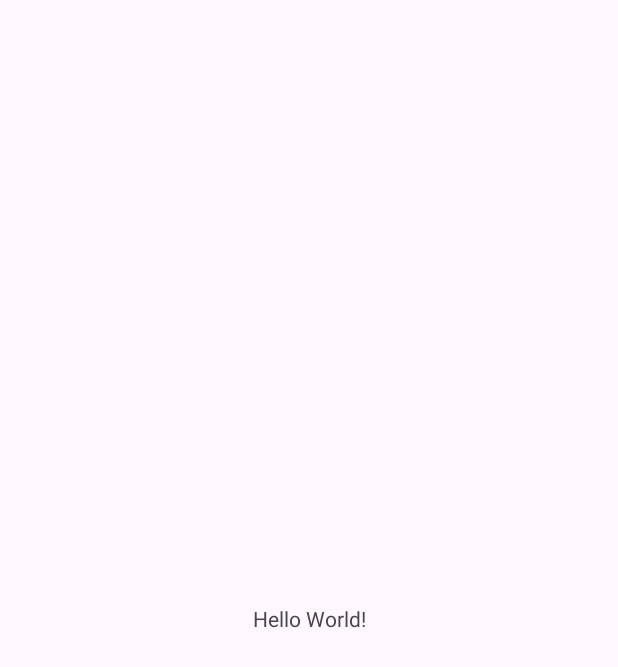
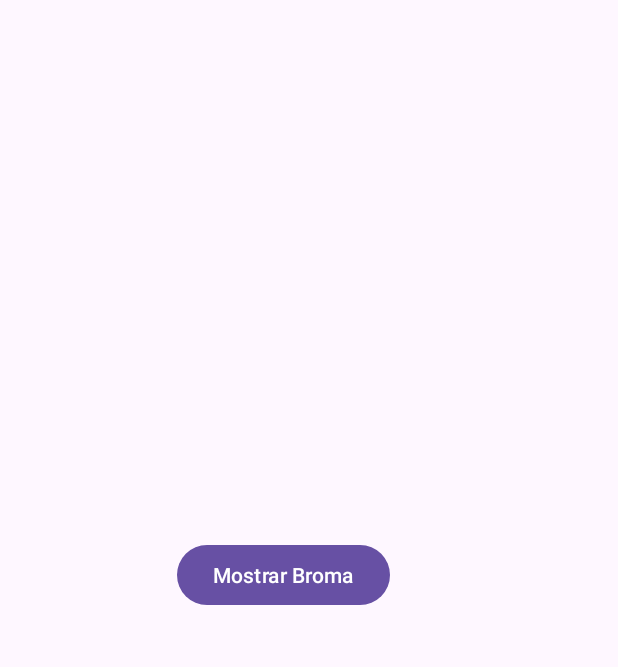
Before and after one commit to YordiDG/semana5-appMoviles, an Android app: the screen it shows after launch (MainActivity), on a phone screen of 412 x 824 dp. Before the commit the part shown is almost empty. Shown: the top 667 px of the screen. Run offline under Robolectric (Android 15) with nearby library versions, the phone set to English and light mode, and no system bars.

Commit message:
Proyecto con Networking v2

```diff
--- a/app/build.gradle.kts
+++ b/app/build.gradle.kts
@@ -42,6 +42,8 @@ dependencies {
     implementation(libs.material)
     implementation(libs.androidx.activity)
     implementation(libs.androidx.constraintlayout)
+    implementation(libs.retrofit)
+    implementation(libs.converter.gson)
     testImplementation(libs.junit)
     androidTestImplementation(libs.androidx.junit)
     androidTestImplementation(libs.androidx.espresso.core)
--- a/app/src/main/AndroidManifest.xml
+++ b/app/src/main/AndroidManifest.xml
@@ -1,6 +1,8 @@
 <?xml version="1.0" encoding="utf-8"?>
 <manifest xmlns:android="http://schemas.android.com/apk/res/android"
     xmlns:tools="http://schemas.android.com/tools">
+
+    <uses-permission android:name="android.permission.INTERNET"/>
 
     <application
         android:allowBackup="true"
--- /dev/null
+++ b/app/src/main/java/com/example/semana5_appmobiles/IJokeService.kt
@@ -0,0 +1,10 @@
+package com.example.semana5_appmobiles
+
+import retrofit2.Call
+import retrofit2.http.GET
+import retrofit2.http.Query
+
+interface IJokeService {
+    @GET("api")
+    fun getJoke(@Query("format") format: String) : Call<Joke>
+}
--- /dev/null
+++ b/app/src/main/java/com/example/semana5_appmobiles/Joke.kt
@@ -0,0 +1,5 @@
+package com.example.semana5_appmobiles
+
+class Joke (
+    var joke: String
+)
--- a/app/src/main/res/layout/activity_main.xml
+++ b/app/src/main/res/layout/activity_main.xml
@@ -7,13 +7,30 @@
     android:layout_height="match_parent"
     tools:context=".MainActivity">
 
-    <TextView
+    <Button
+        android:id="@+id/btnJoke"
         android:layout_width="wrap_content"
         android:layout_height="wrap_content"
-        android:text="Hello World!"
+        android:layout_marginTop="68dp"
+        android:layout_marginEnd="152dp"
+        android:text="@string/broma"
         app:layout_constraintBottom_toBottomOf="parent"
         app:layout_constraintEnd_toEndOf="parent"
+        app:layout_constraintTop_toBottomOf="@+id/tvJoke"
+        app:layout_constraintVertical_bias="0.0"
+        tools:ignore="MissingConstraints" />
+
+    <TextView
+        android:id="@+id/tvJoke"
+        android:layout_width="wrap_content"
+        android:layout_height="wrap_content"
+        android:layout_marginStart="30dp"
+        android:layout_marginTop="272dp"
+        android:layout_marginEnd="30dp"
+        android:textStyle="bold|italic"
+        app:layout_constraintEnd_toEndOf="parent"
         app:layout_constraintStart_toStartOf="parent"
-        app:layout_constraintTop_toTopOf="parent" />
-
+        app:layout_constraintTop_toTopOf="parent"
+        tools:ignore="MissingConstraints"
+        tools:text="Ver Broma" />
 </androidx.constraintlayout.widget.ConstraintLayout>
--- a/app/src/main/res/values/strings.xml
+++ b/app/src/main/res/values/strings.xml
@@ -1,3 +1,4 @@
 <resources>
     <string name="app_name">semana5-appMobiles</string>
+    <string name="broma">Mostrar Broma</string>
 </resources>
```
Also changed, not shown: app/src/main/java/com/example/semana5_appmobiles/MainActivity.kt (+39 -0 lines).
